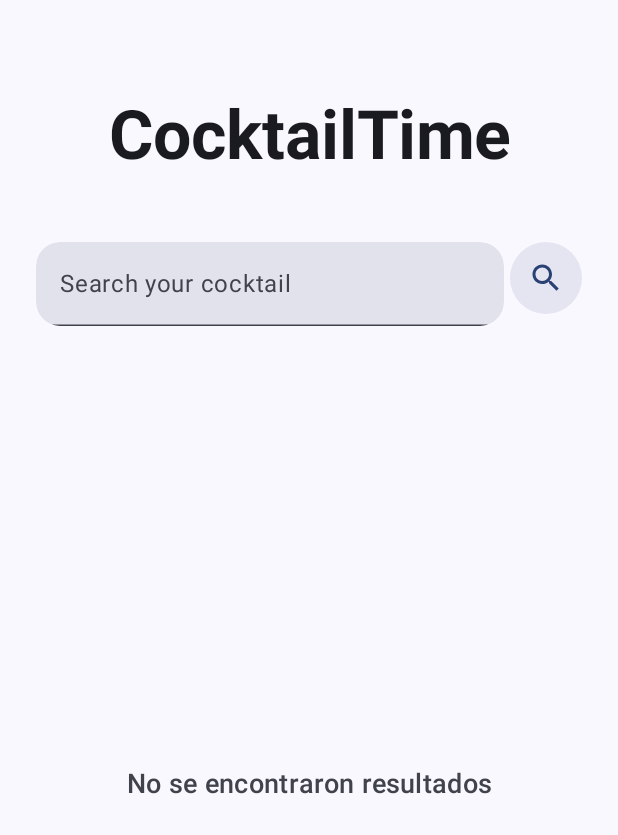
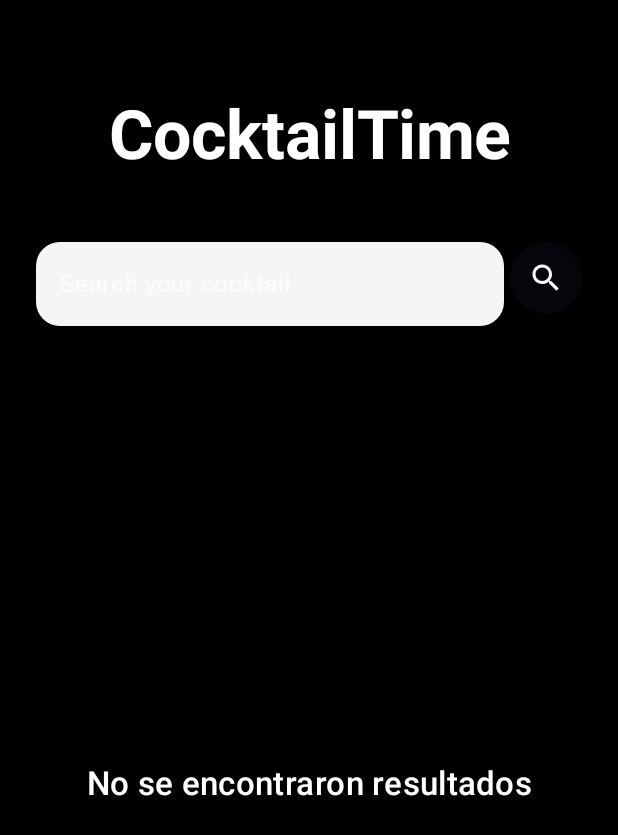
Before and after one commit to CinthiaOrtiz/CocktailApp, an Android app built with Jetpack Compose: the CocktailListScreen screen opened through its navigation route, on a phone screen of 412 x 824 dp. Shown: the top 835 px of the screen. Run offline under Robolectric (Android 15) with nearby library versions, the phone set to English and light mode, and no system bars; pictures from the network do not load.

Commit message:
cambios welcome - funcionao ok todo hasta ahora
welcome ok - splash ok - busqueda ok  - detail ok - listado ok - estilos black and white ok

```diff
--- a/app/build.gradle.kts
+++ b/app/build.gradle.kts
@@ -62,7 +62,7 @@ dependencies {
     implementation(libs.androidx.navigation.compose)
 
     // Dependencia de desugaring correcta
-    coreLibraryDesugaring("com.android.tools:desugar_jdk_libs:2.1.3") // ✅ Asegurarse de que esta versión sea 2.1.3
+    coreLibraryDesugaring("com.android.tools:desugar_jdk_libs:2.1.3") // Asegurarse de que esta versión sea 2.1.3
 
     // Test dependencies
     testImplementation(libs.junit)
--- a/app/src/main/java/ar/edu/uade/cocktailapp/ui/screens/Screens.kt
+++ b/app/src/main/java/ar/edu/uade/cocktailapp/ui/screens/Screens.kt
@@ -3,6 +3,7 @@ package ar.edu.uade.cocktailapp.ui.screens
 sealed class Screens(val route: String) {
 
     object Splash: Screens("splash")
+    object Welcome : Screens("welcome")
     object CocktailList: Screens("cocktail_list_screen")
     object CocktailDetail : Screens("cocktail_detail_screen")
 
--- a/app/src/main/java/ar/edu/uade/cocktailapp/ui/screens/cocktaillist/CocktailListScreen.kt
+++ b/app/src/main/java/ar/edu/uade/cocktailapp/ui/screens/cocktaillist/CocktailListScreen.kt
@@ -26,6 +26,7 @@ import androidx.compose.runtime.Composable
 import androidx.compose.ui.Alignment
 import androidx.compose.ui.Modifier
 import androidx.compose.ui.draw.clip
+import androidx.compose.ui.graphics.Color
 import androidx.compose.ui.text.font.FontWeight
 import androidx.compose.ui.text.style.TextAlign
 import androidx.compose.ui.unit.dp
@@ -45,6 +46,7 @@ fun CocktailListScreen(
     Column(
         modifier = Modifier
             .fillMaxSize()
+            .background(Color.Black) // Fondo negro para toda la pantalla
             .padding(16.dp)
     ) {
         Text(
@@ -52,14 +54,13 @@ fun CocktailListScreen(
             style = MaterialTheme.typography.headlineLarge.copy(
                 fontSize = 45.sp,
                 fontWeight = FontWeight.Bold,
-
+                color = Color.White // Título blanco
             ),
             modifier = modifier
                 .fillMaxWidth()
                 .padding(top = 48.dp, bottom = 24.dp), // <-- Más aire arriba y espacio abajo
             textAlign = TextAlign.Center
         )
-
 
         Spacer(modifier = Modifier.height(12.dp))
 
@@ -73,14 +74,18 @@ fun CocktailListScreen(
                 modifier = Modifier
                     .weight(1f)
                     .clip(RoundedCornerShape(16.dp)),  // Borde redondeado suave
-                label = { Text("Search your cocktail") },
+                label = { Text("Search your cocktail", color = Color.White.copy(alpha = 0.7f)) }, // Etiqueta en blanco suave
                 singleLine = true,
                 onValueChange = { vm.searchChange(it) },
                 colors = TextFieldDefaults.colors(
-                    focusedContainerColor = MaterialTheme.colorScheme.surface,
-                    unfocusedContainerColor = MaterialTheme.colorScheme.surfaceVariant
-                ),
-                shape = RoundedCornerShape(16.dp)
+                    focusedTextColor = Color.Black, // Texto oscuro sobre fondo claro
+                    unfocusedTextColor = Color.Black,
+                    focusedContainerColor = Color(0xFFF5F5F5), // Gris claro (blanco crema)
+                    unfocusedContainerColor = Color(0xFFF5F5F5),
+                    cursorColor = Color.Black,
+                    focusedIndicatorColor = Color.Transparent,
+                    unfocusedIndicatorColor = Color.Transparent
+                )
             )
 
 
@@ -98,14 +103,12 @@ fun CocktailListScreen(
                 Icon(
                     imageVector = Icons.Default.Search,
                     contentDescription = "Search",
-                    tint = MaterialTheme.colorScheme.primary
+                    tint = Color.White // Icono blanco para contraste
                 )
             }
-
         }
 
         Spacer(modifier = Modifier.height(12.dp))
-
 
         Box(
             modifier = Modifier
@@ -128,8 +131,8 @@ fun CocktailListScreen(
                 Text(
                     text = "No se encontraron resultados",
                     style = MaterialTheme.typography.titleMedium.copy(
-                        fontSize = 18.sp,
-                        color = MaterialTheme.colorScheme.onSurfaceVariant
+                        fontSize = 22.sp,
+                        color = Color.White // Texto blanco para visibilidad
                     ),
                     modifier = Modifier.align(Alignment.Center),
                     textAlign = TextAlign.Center
@@ -139,7 +142,8 @@ fun CocktailListScreen(
             // Mostrar loader mientras carga
             if (vm.uiState.isLoading) {
                 CircularProgressIndicator(
-                    modifier = Modifier.align(Alignment.Center)
+                    modifier = Modifier.align(Alignment.Center),
+                    color = Color.White // Loader blanco para contraste
                 )
             }
         }
--- a/app/src/main/java/ar/edu/uade/cocktailapp/ui/screens/splash/SplashScreen.kt
+++ b/app/src/main/java/ar/edu/uade/cocktailapp/ui/screens/splash/SplashScreen.kt
@@ -33,12 +33,13 @@ fun SplashScreen (
 {
     LaunchedEffect(Unit) {
         // con un delay de dos seg, pasamos de pantalla
-        delay(2000) //espera 2 segundos
-        navController.navigate(Screens.CocktailList.route) {
-            popUpTo("spash") {inclusive = true} //evita volver atras
+        delay(3000) // espera 2 segundos
+        navController.navigate(Screens.Welcome.route) {
+            popUpTo(Screens.Splash.route) { inclusive = true }
         }
     }
-// Diseño de la SplashScreen
+
+    // Diseño de la SplashScreen
     Box(
         modifier = Modifier
             .fillMaxSize()
@@ -51,16 +52,17 @@ fun SplashScreen (
             contentDescription = "Logo Cóctel",
             contentScale = ContentScale.Crop,
             modifier = Modifier
-                .size(380.dp)
+                .size(550.dp) // Ajuste leve del tamaño
                 .clip(RoundedCornerShape(20.dp))
-                .border(2.dp, Color.White, RoundedCornerShape(20.dp))
+                .padding(horizontal = 16.dp) // o el valor que prefieras
+
         )
 
         // Texto en la parte inferior
         Column(
             modifier = Modifier
                 .align(Alignment.BottomCenter)
-                .padding(bottom = 60.dp),
+                .padding(bottom = 100.dp), // Ajuste: subimos un poco el texto
             horizontalAlignment = Alignment.CenterHorizontally
         ) {
             Text(
```
Also changed, not shown: app/src/main/java/ar/edu/uade/cocktailapp/ui/screens/NavigationStack.kt (+8 -1 lines), app/src/main/java/ar/edu/uade/cocktailapp/ui/screens/cocktaildetail/CocktailDetailScreen.kt (+9 -2 lines), app/src/main/java/ar/edu/uade/cocktailapp/ui/screens/cocktaildetail/CocktailUIItemDetail.kt (+66 -36 lines), app/src/main/java/ar/edu/uade/cocktailapp/ui/screens/extras/WelcomeScreen.kt (added, +101 -0 lines).
